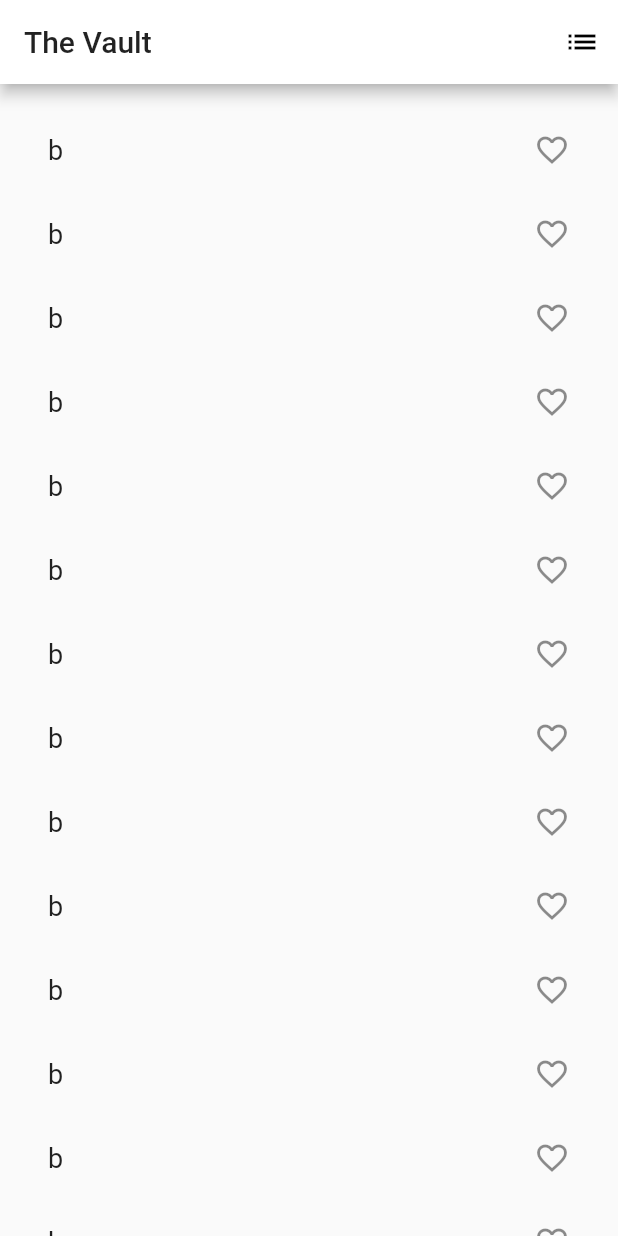
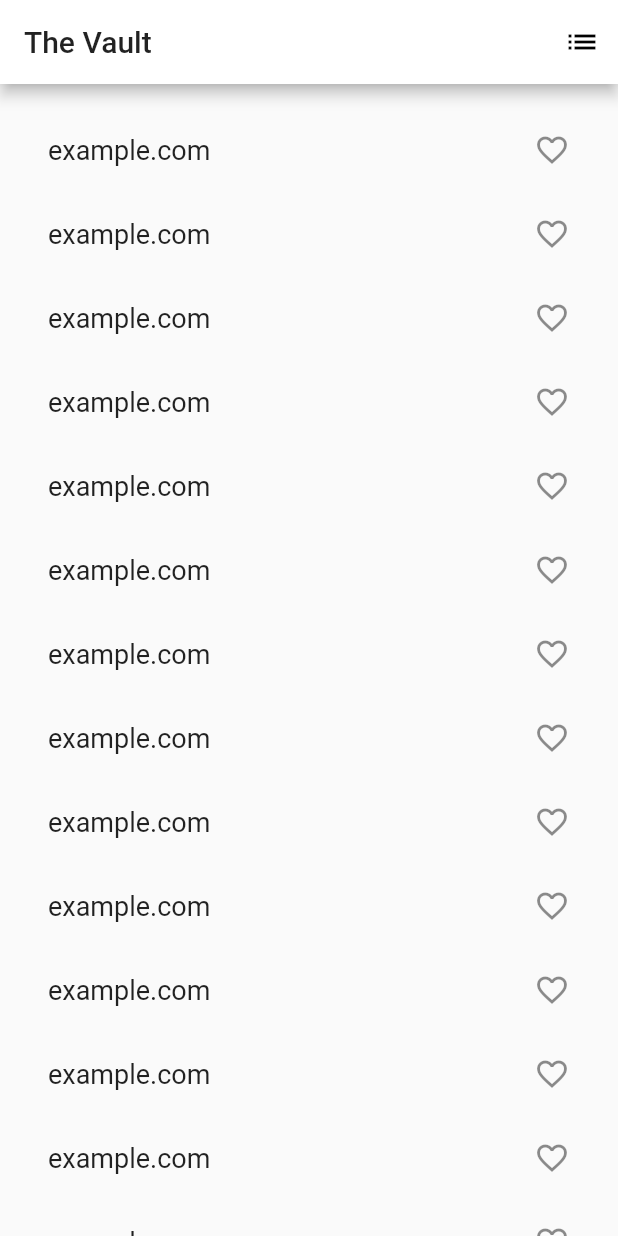
Before and after one commit to ChicoState/Dankbank, a Flutter app: the screen it shows after launch, on a phone screen of 412 x 824 dp. Run offline on Flutter 3.47's test engine with Material 2 defaults, Android fonts, the phone set to English and light mode, and no system bars; generated files the repository leaves out were written again.

Commit message:
Changed one string constant to be slightly more useful

```diff
--- a/dankbank/lib/meme.dart
+++ b/dankbank/lib/meme.dart
@@ -31,7 +31,7 @@ class MemeList {
 // TODO: Remove this function.
 // Perhaps we can use similar functionality to download/process data as needed
 Iterable<Meme> generateTestMemes() sync* {
-  final meme = Meme('a', 'b', 'c');
+  final meme = Meme('a', 'example.com', 'c');
   for (;;) {
     yield meme;
   }
```
